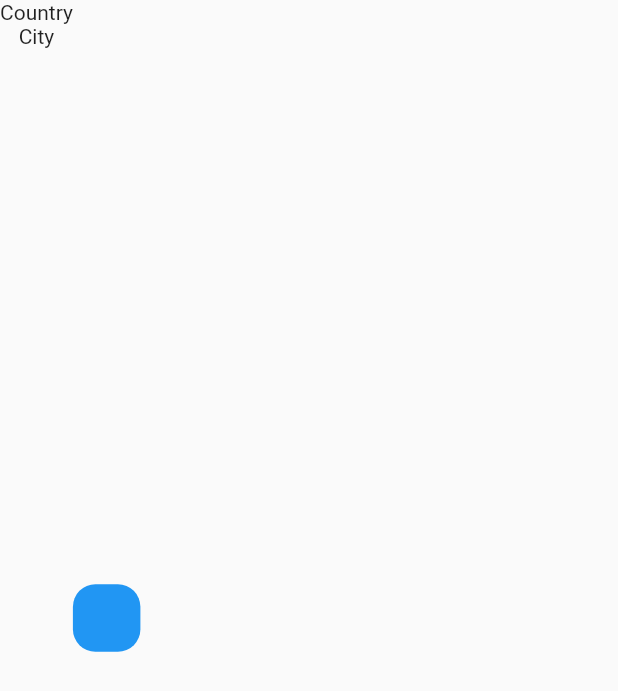
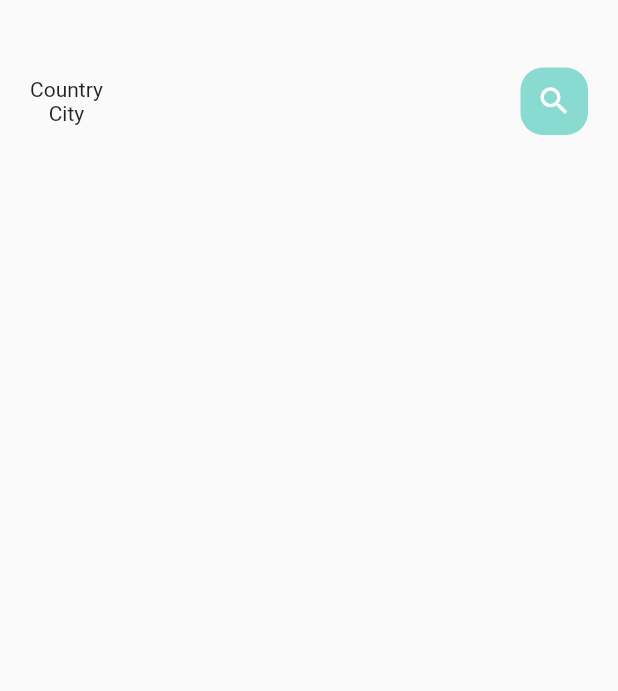
Before and after one commit to ChrisKramer15/flutter-ecom, a Flutter app: the screen it shows after launch, on a phone screen of 412 x 824 dp. Shown: the top 691 px of the screen. Run offline on Flutter 3.47's test engine with Material 2 defaults, Android fonts, the phone set to English and light mode, and no system bars.

Commit message:
color config added, starting creation of text widget

```diff
--- /dev/null
+++ b/flutter_ecom/lib/config/palette.dart
@@ -0,0 +1,14 @@
+import 'dart:ui';
+
+class AppColors {
+  static final Color textColor = const Color(0xFFccc7c5);
+  static final Color mainColor = const Color(0xFF89dad0);
+  static final Color iconColor1 = const Color(0xFFffd28d);
+  static final Color iconColor2 = const Color(0xFFfcab88);
+  static final Color paraColor = const Color(0xFF8f837f);
+  static final Color buttonBackgroundColor = const Color(0xFFf7f6f4);
+  static final Color signColor = const Color(0xFFa9a29f);
+  static final Color titleColor = const Color(0xFF5c524f);
+  static final Color mainBlackColor = const Color(0xFF332d2b);
+  static final Color yellowColor = const Color(0xFFffd379);
+}
--- a/flutter_ecom/lib/home/main_food_page.dart
+++ b/flutter_ecom/lib/home/main_food_page.dart
@@ -1,4 +1,5 @@
 import 'package:flutter/material.dart';
+import 'package:flutter_ecom/config/palette.dart';
 
 class MainFoodPage extends StatefulWidget {
   const MainFoodPage({Key? key}) : super(key: key);
@@ -11,20 +12,37 @@ class _MainFoodPageState extends State<MainFoodPage> {
   @override
   Widget build(BuildContext context) {
     return Scaffold(
-        body: Container(
+        //body column container
+        body: Column(
+      children: [
+        //unknown container
+        Container(
+            //header container
             child: Container(
+                margin: const EdgeInsets.only(top: 45, bottom: 15),
+                padding: const EdgeInsets.only(left: 20, right: 20),
+                //places header into row element
                 child: Row(
+                  mainAxisAlignment: MainAxisAlignment.spaceBetween,
                   children: [
+                    //left side of header
                     Column(
                       children: [Text("Country"), Text("City")],
                     ),
-        Container(
+                    //button at right inside header
+                    Center(
+                      child: Container(
                         height: 45,
                         width: 45,
+                        child: const Icon(Icons.search, color: Colors.white),
                         decoration: BoxDecoration(
-              borderRadius: BorderRadius.circular(15), color: Colors.blue),
+                            borderRadius: BorderRadius.circular(15),
+                            color: AppColors.mainColor),
+                      ),
                     )
                   ],
-    ))));
+                )))
+      ],
+    ));
   }
 }
--- /dev/null
+++ b/flutter_ecom/lib/widgets/big_text.dart
@@ -0,0 +1,10 @@
+import 'package:flutter/cupertino.dart';
+
+class BigText extends StatelessWidget {
+  const BigText({Key? key}) : super(key: key);
+
+  @override
+  Widget build(BuildContext context) {
+    return Text();
+  }
+}
```
Lines whose indentation alone changed are shown as unchanged.
